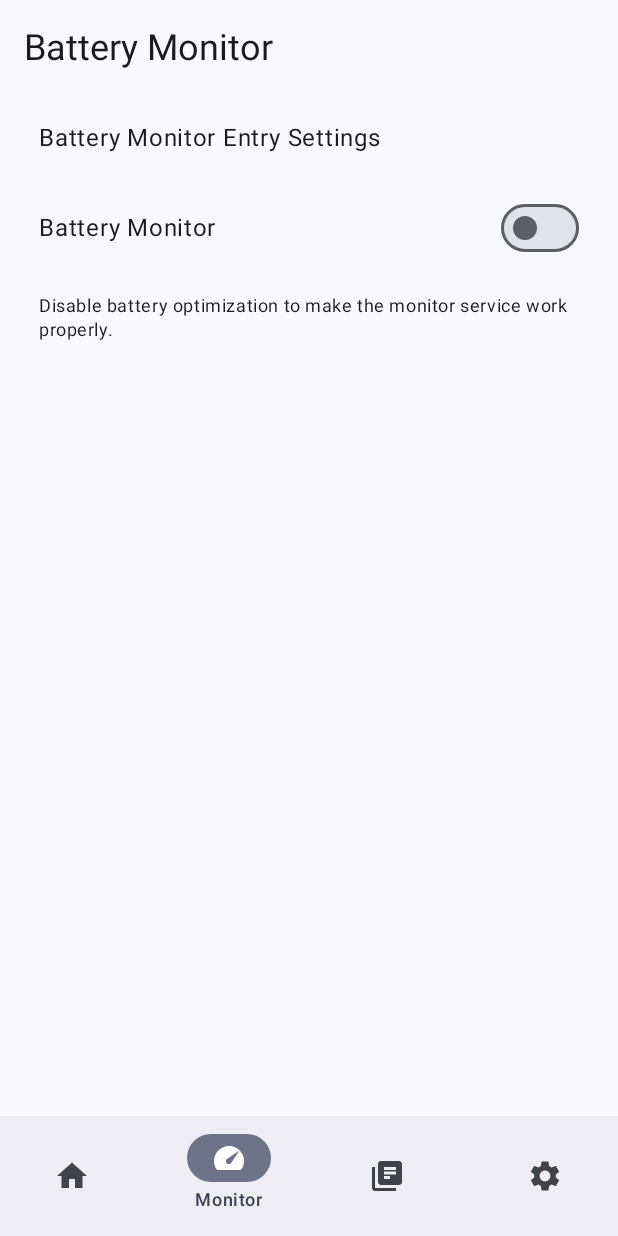
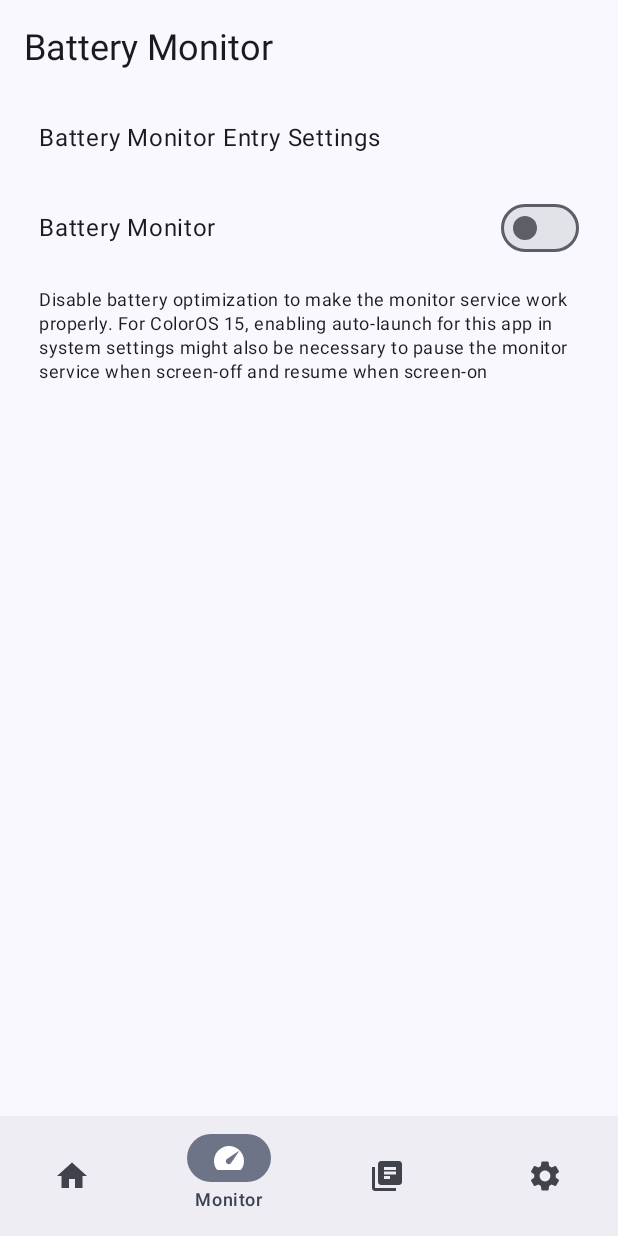
Before and after one commit to dijia1124/PlusPlusBattery, an Android app built with Jetpack Compose: the battery_monitor screen opened through its navigation route, on a phone screen of 412 x 824 dp. Run offline under Robolectric (Android 15) with nearby library versions, the phone set to English and light mode, and no system bars; libraries missing offline, so code that uses them is left out: com.topjohnwu.superuser.

Commit message:
refactor(strings): refine descriptions for batt mon service regarding battery optimization & auto-launch

```diff
--- a/app/src/main/res/values/strings.xml
+++ b/app/src/main/res/values/strings.xml
@@ -88,5 +88,5 @@
     <string name="please_select_the_entries_you_want_to_show_in_the_battery_monitor">Please select the entries you want to show in the battery monitor:</string>
     <string name="monitor">Monitor</string>
     <string name="stop">Stop</string>
-    <string name="disable_battery_optimization">Disable battery optimization to make the monitor service work properly.</string>
+    <string name="disable_battery_optimization">Disable battery optimization to make the monitor service work properly. For ColorOS 15, enabling auto-launch for this app in system settings might also be necessary to pause the monitor service when screen-off and resume when screen-on</string>
 </resources>
```
Also changed, not shown: 1 other file.
